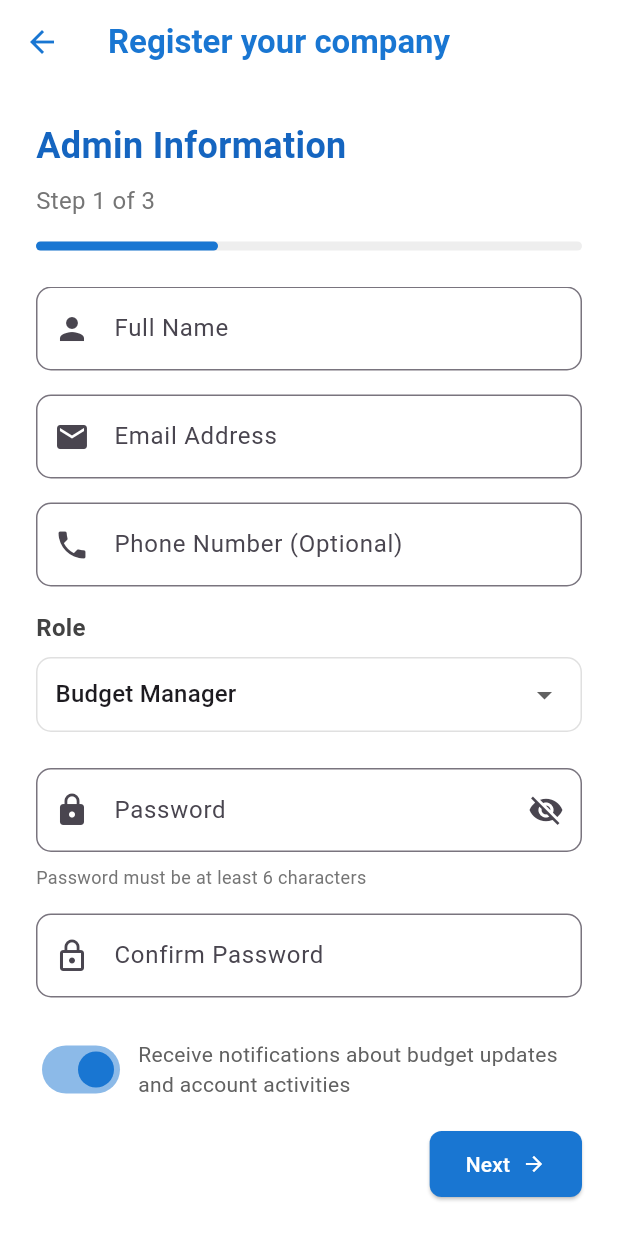
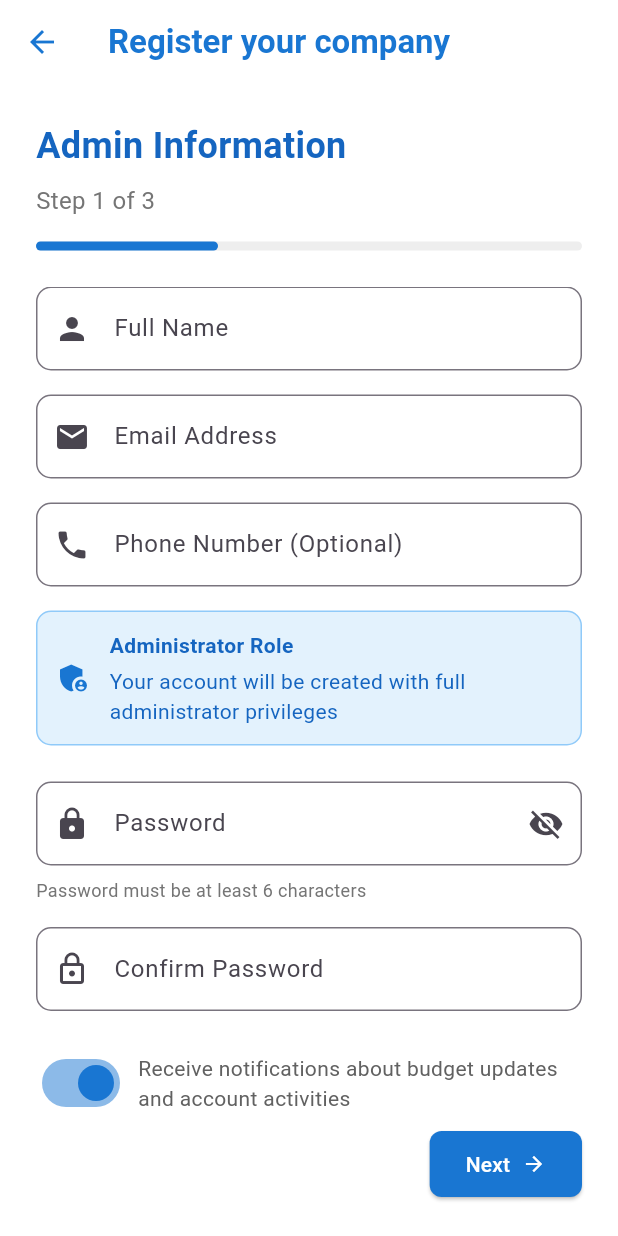
Before and after one commit to Ren1619/MAD2-FinalProject, a Flutter app: the SignupPage screen opened by its route, on a phone screen of 412 x 824 dp. Run offline on Flutter 3.47's test engine with Material 3 defaults, Android fonts, the phone set to English and light mode, and no system bars; our stand-ins replace percent_indicator, shared_preferences, sqflite; accounts and stored records are empty; Roboto replaces fonts that are missing (Poppins).

Commit message:
for adding signup page part 6

```diff
--- a/lib/signup_page.dart
+++ b/lib/signup_page.dart
@@ -25,7 +25,7 @@ class _SignupPageState extends State<SignupPage> {
   final _passwordController = TextEditingController();
   final _confirmPasswordController = TextEditingController();
   final _phoneController = TextEditingController();
-  String _selectedRole = 'Budget Manager';
+  // Remove the _selectedRole variable as the role will always be Company Admin
 
   // Company details
   final _companyNameController = TextEditingController();
@@ -44,12 +44,6 @@ class _SignupPageState extends State<SignupPage> {
   bool _obscurePassword = true;
   bool _agreeToTerms = false;
   bool _enableNotifications = true;
-
-  final List<String> _roles = [
-    'Budget Manager',
-    'Financial Planning and Analysis Manager',
-    'Authorized Spender',
-  ];
 
   final List<String> _companySizes = [
     '1-10 employees',
@@ -231,12 +225,14 @@ class _SignupPageState extends State<SignupPage> {
       );
 
       // Register the company and admin user
+      // Note: we're now using ROLE_COMPANY_ADMIN constant for the admin role
       final success = await authService.registerCompanyAndAdmin(
         company: company,
         adminName: _nameController.text,
         adminEmail: _emailController.text,
         adminPassword: _passwordController.text,
-        adminRole: _selectedRole,
+        adminRole:
+            AuthService.ROLE_COMPANY_ADMIN, // Always register as Company Admin
         adminPhone: _phoneController.text,
         enableNotifications: _enableNotifications,
       );
@@ -619,42 +615,38 @@ class _SignupPageState extends State<SignupPage> {
           ),
           const SizedBox(height: 16),
 
-          // Role selection
+          // Display the role as read-only information
+          Container(
+            padding: const EdgeInsets.all(12),
+            decoration: BoxDecoration(
+              color: Colors.blue[50],
+              borderRadius: BorderRadius.circular(10),
+              border: Border.all(color: Colors.blue[200]!),
+            ),
+            child: Row(
+              children: [
+                Icon(Icons.admin_panel_settings, color: Colors.blue[700]),
+                const SizedBox(width: 12),
+                Expanded(
+                  child: Column(
+                    crossAxisAlignment: CrossAxisAlignment.start,
+                    children: [
                       Text(
-            'Role',
+                        'Administrator Role',
                         style: TextStyle(
-              fontSize: 16,
                           fontWeight: FontWeight.bold,
-              color: Colors.grey[800],
+                          color: Colors.blue[800],
                         ),
                       ),
-          const SizedBox(height: 8),
-          Container(
-            padding: const EdgeInsets.symmetric(horizontal: 12),
-            decoration: BoxDecoration(
-              border: Border.all(color: Colors.grey[300]!),
-              borderRadius: BorderRadius.circular(10),
+                      const SizedBox(height: 4),
+                      Text(
+                        'Your account will be created with full administrator privileges',
+                        style: TextStyle(color: Colors.blue[800]),
                       ),
-            child: DropdownButtonHideUnderline(
-              child: DropdownButton<String>(
-                value: _selectedRole,
-                isExpanded: true,
-                icon: const Icon(Icons.arrow_drop_down),
-                items:
-                    _roles.map((String role) {
-                      return DropdownMenuItem<String>(
-                        value: role,
-                        child: Text(role),
-                      );
-                    }).toList(),
-                onChanged: (String? newValue) {
-                  if (newValue != null) {
-                    setState(() {
-                      _selectedRole = newValue;
-                    });
-                  }
-                },
+                    ],
                   ),
+                ),
+              ],
             ),
           ),
           const SizedBox(height: 24),
@@ -1078,7 +1070,7 @@ class _SignupPageState extends State<SignupPage> {
                         ? 'Not provided'
                         : _phoneController.text,
                   ),
-                  _buildReviewItem('Role', _selectedRole),
+                  _buildReviewItem('Role', 'Company Admin'), // Fixed role
                 ],
               ),
             ),
```
Lines whose indentation alone changed are shown as unchanged.
